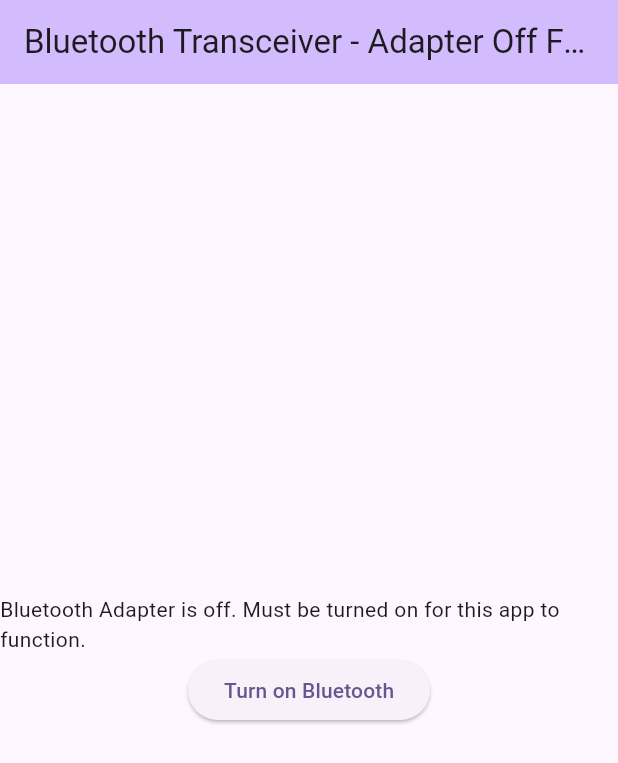
After one commit to danielvallance/flutter_bluetooth_communication, a Flutter app: the BluetoothOffFallback screen opened directly, after a tap on "Turn on Bluetooth", on a phone screen of 412 x 824 dp. The commit adds this screen. Shown: the top 763 px of the screen. Run offline on Flutter 3.47's test engine with Material 3 defaults, Android fonts, the light colour scheme and no system bars; our stand-ins replace flutter_blue_plus.

Commit message:
Detect if Bluetooth adapter is on
This is the first stage of integrating Bluetooth into this app.

If the Bluetooth adapter is off, it does not let the user access
the main app functionality, and instead prompts the user to turn it
on.

In Android, Bluetooth can be turned on in app, so a button which does
this is presented, however for iOS, this is not possible, so the user
must turn it on in Settings.

I followed the "Bluetooth On and Off" section of the tutorial found
here: https://pub.dev/packages/flutter_blue_plus

```diff
--- /dev/null
+++ b/lib/bluetooth_off_fallback.dart
@@ -0,0 +1,43 @@
+import 'dart:developer';
+import 'dart:io';
+
+import 'package:flutter/material.dart';
+import 'package:flutter_blue_plus/flutter_blue_plus.dart';
+
+class BluetoothOffFallback extends StatelessWidget {
+  const BluetoothOffFallback({super.key});
+
+  _turnOnBluetoothAdapter() async {
+    try {
+      if (Platform.isAndroid) {
+        await FlutterBluePlus.turnOn();
+      }
+    } catch (e) {
+      log(e.toString());
+    }
+  }
+
+  @override
+  Widget build(BuildContext context) {
+    return Scaffold(
+      appBar: AppBar(
+        backgroundColor: Theme.of(context).colorScheme.inversePrimary,
+        title: const Text("Bluetooth Transceiver - Adapter Off Fallback Page"),
+      ),
+      body: Center(
+        child: Column(
+          mainAxisAlignment: MainAxisAlignment.center,
+          children: <Widget>[
+            const Text(
+                'Bluetooth Adapter is off. Must be turned on for this app to function.'),
+            if (Platform.isAndroid)
+              ElevatedButton(
+                onPressed: _turnOnBluetoothAdapter,
+                child: const Text('Turn on Bluetooth'),
+              )
+          ],
+        ),
+      ),
+    );
+  }
+}
--- a/lib/main.dart
+++ b/lib/main.dart
@@ -1,17 +1,46 @@
-import 'dart:convert';
+import 'dart:async';
 import 'dart:developer';
+
 import 'package:flutter/material.dart';
 import 'package:flutter_blue_plus/flutter_blue_plus.dart';
-import 'package:flutter_bluetooth_communication/bluetooth_connection_control.dart';
-import 'package:flutter_bluetooth_communication/received_message_display.dart';
+import 'package:flutter_bluetooth_communication/bluetooth_off_fallback.dart';
+import 'package:flutter_bluetooth_communication/home_page.dart';
 
 void main() {
   FlutterBluePlus.setLogLevel(LogLevel.verbose, color: true);
   runApp(const BluetoothTransceiverApp());
 }
 
-class BluetoothTransceiverApp extends StatelessWidget {
+class BluetoothTransceiverApp extends StatefulWidget {
   const BluetoothTransceiverApp({super.key});
+
+  @override
+  State<BluetoothTransceiverApp> createState() =>
+      _BluetoothTransceiverAppState();
+}
+
+class _BluetoothTransceiverAppState extends State<BluetoothTransceiverApp> {
+  BluetoothAdapterState _bluetoothAdapterState = BluetoothAdapterState.unknown;
+
+  late StreamSubscription<BluetoothAdapterState> subscription;
+
+  @override
+  void initState() {
+    super.initState();
+
+    subscription =
+        FlutterBluePlus.adapterState.listen((BluetoothAdapterState state) {
+      log("adapterState received state change to: $state");
+      _bluetoothAdapterState = state;
+      setState(() {});
+    });
+  }
+
+  @override
+  void dispose() {
+    subscription.cancel();
+    super.dispose();
+  }
 
   @override
   Widget build(BuildContext context) {
@@ -21,51 +50,9 @@ class BluetoothTransceiverApp extends StatelessWidget {
         colorScheme: ColorScheme.fromSeed(seedColor: Colors.deepPurple),
         useMaterial3: true,
       ),
-      home: BluetoothTransceiverHomePage(),
+      home: _bluetoothAdapterState == BluetoothAdapterState.on
+          ? BluetoothTransceiverHomePage()
+          : BluetoothOffFallback(),
     );
   }
 }
-
-class BluetoothTransceiverHomePage extends StatelessWidget {
-  BluetoothTransceiverHomePage({super.key});
-
-  final TextEditingController _controller = TextEditingController();
-
-  void _handlePress() {
-    String message = _controller.text;
-    String base64message = base64.encode(message.codeUnits);
-    log('Text entered: $message base64 encoding: $base64message');
-  }
-
-  @override
-  Widget build(BuildContext context) {
-    return Scaffold(
-      appBar: AppBar(
-        backgroundColor: Theme.of(context).colorScheme.inversePrimary,
-        title: const Text("Bluetooth Transceiver Home Page"),
-      ),
-      body: Center(
-        child: Column(
-          mainAxisAlignment: MainAxisAlignment.center,
-          children: <Widget>[
-            const ReceivedMessageDisplay(
-                message: "TODO: display received Bluetooth data"),
-            TextField(
-              controller: _controller,
-              decoration: const InputDecoration(
-                border: OutlineInputBorder(),
-                labelText: 'Enter text to send over Bluetooth',
-              ),
-            ),
-            const SizedBox(height: 16),
-            ElevatedButton(
-              onPressed: _handlePress,
-              child: const Text('Send'),
-            ),
-            const BluetoothConnectionControl(),
-          ],
-        ),
-      ),
-    );
-  }
-}
```
Also changed, not shown: lib/home_page.dart (added, +51 -0 lines), 3 other files.
